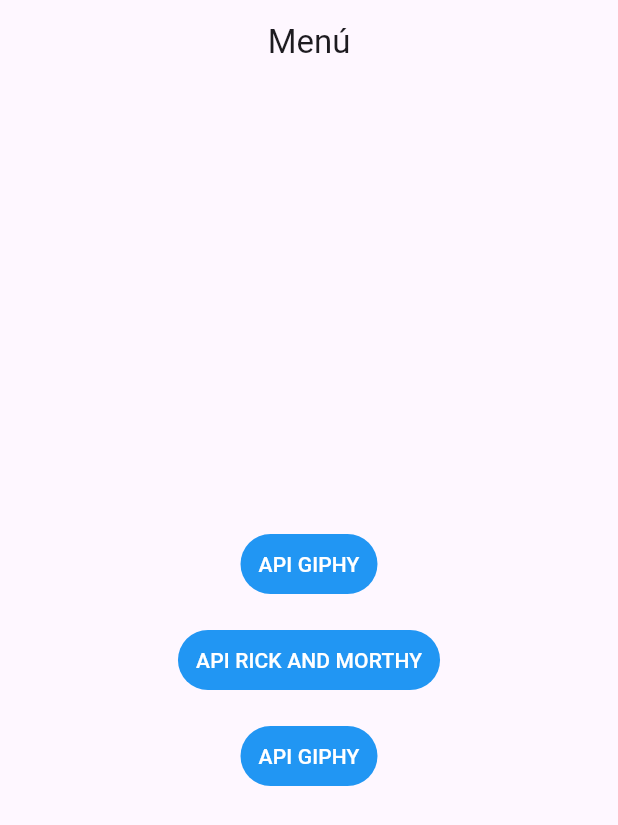
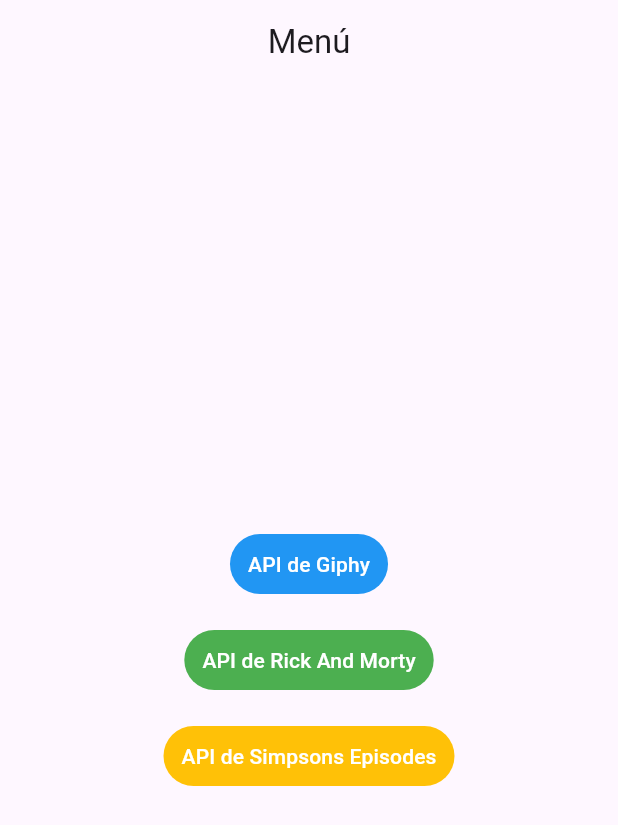
Before and after one commit to carlostic26/flutter_api_rest, a Flutter app: the screen it shows after launch, on a phone screen of 412 x 824 dp. Shown: the top 825 px of the screen. Run offline on Flutter 3.47's test engine with Material 3 defaults, Android fonts, the phone set to English and light mode, and no system bars.

Commit message:
api simpsons added

```diff
--- a/lib/home_screen.dart
+++ b/lib/home_screen.dart
@@ -1,5 +1,6 @@
 import 'package:consumo_api/api_giphy.dart';
 import 'package:consumo_api/api_rick.dart';
+import 'package:consumo_api/api_simpsons_episodes.dart';
 import 'package:flutter/material.dart';
 
 class HomeScreen extends StatefulWidget {
@@ -34,7 +35,7 @@ class _HomeScreenState extends State<HomeScreen> {
                           WidgetStateProperty.all<Color>(Colors.blue),
                     ),
                     onPressed: () => _goGiphy(context),
-                    child: const Text('API GIPHY')),
+                    child: const Text('API de Giphy')),
               ),
               Padding(
                 padding: const EdgeInsets.all(8.0),
@@ -43,10 +44,10 @@ class _HomeScreenState extends State<HomeScreen> {
                       foregroundColor:
                           WidgetStateProperty.all<Color>(Colors.white),
                       backgroundColor:
-                          WidgetStateProperty.all<Color>(Colors.blue),
+                          WidgetStateProperty.all<Color>(Colors.green),
                     ),
                     onPressed: () => _goRick(context),
-                    child: const Text('API RICK AND MORTHY')),
+                    child: const Text('API de Rick And Morty')),
               ),
               Padding(
                 padding: const EdgeInsets.all(8.0),
@@ -55,10 +56,10 @@ class _HomeScreenState extends State<HomeScreen> {
                       foregroundColor:
                           WidgetStateProperty.all<Color>(Colors.white),
                       backgroundColor:
-                          WidgetStateProperty.all<Color>(Colors.blue),
+                          WidgetStateProperty.all<Color>(Colors.amber),
                     ),
-                    onPressed: () => _goGiphy(context),
-                    child: const Text('API GIPHY')),
+                    onPressed: () => _goSimpsons(context),
+                    child: const Text('API de Simpsons Episodes')),
               ),
             ],
           ),
@@ -84,4 +85,13 @@ class _HomeScreenState extends State<HomeScreen> {
       ),
     );
   }
+
+  _goSimpsons(BuildContext context) {
+    Navigator.push(
+      context,
+      MaterialPageRoute(
+        builder: (_) => const ApiSimpsonsEpisodes(),
+      ),
+    );
+  }
 }
```
Also changed, not shown: lib/api_simpsons_episodes.dart (added, +108 -0 lines).
